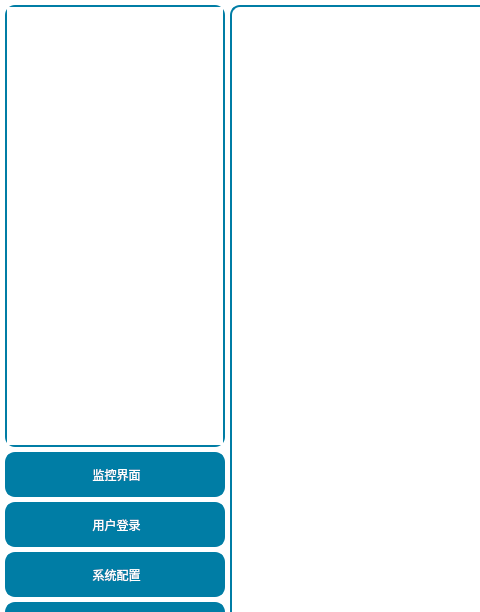
Before: the Qt Designer form SS_GDE/ViewWidget/viewwidget.ui in Micheal1022/SS_GDE_Project, drawn with Qt 5; both pictures show x 0 to 480 and y 0 to 612 of the 1352 by 702 pixel window.
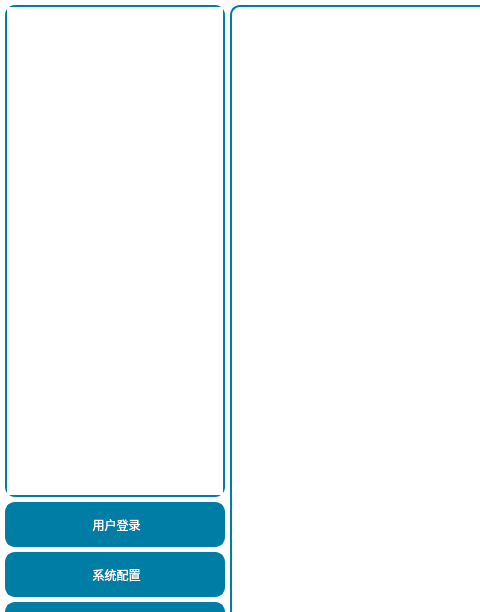
After: the same form once the commit is applied. Icons and pictures are not drawn.

Diff of the .ui file:
```diff
--- a/SS_GDE/ViewWidget/viewwidget.ui
+++ b/SS_GDE/ViewWidget/viewwidget.ui
@@ -185,53 +185,12 @@
         <property name="text">
          <string/>
         </property>
-        <property name="font">
-         <font>
-          <family>楷体</family>
-          <pointsize>20</pointsize>
-         </font>
-        </property>
         <property name="textAlignment">
          <set>AlignCenter</set>
         </property>
        </column>
       </widget>
      </item>
-     <item>
-      <widget class="QToolButton" name="tBtnMonitor">
-       <property name="enabled">
-        <bool>true</bool>
-       </property>
-       <property name="minimumSize">
-        <size>
-         <width>220</width>
-         <height>45</height>
-        </size>
-       </property>
-       <property name="maximumSize">
-        <size>
-         <width>220</width>
-         <height>45</height>
-        </size>
-       </property>
-       <property name="text">
-        <string> 监控界面</string>
-       </property>
-       <property name="icon">
-        <iconset resource="../image.qrc">
-         <normaloff>:/Image/connect.png</normaloff>:/Image/connect.png</iconset>
-       </property>
-       <property name="iconSize">
-        <size>
-         <width>60</width>
-         <height>60</height>
-        </size>
-       </property>
-       <property name="toolButtonStyle">
-        <enum>Qt::ToolButtonTextBesideIcon</enum>
-       </property>
-      </widget>
-     </item>
      <item>
       <widget class="QToolButton" name="tBtnUserLogin">
        <property name="minimumSize">
```
Left out of the diff: 8 changed lines with no effect on the pictures.
